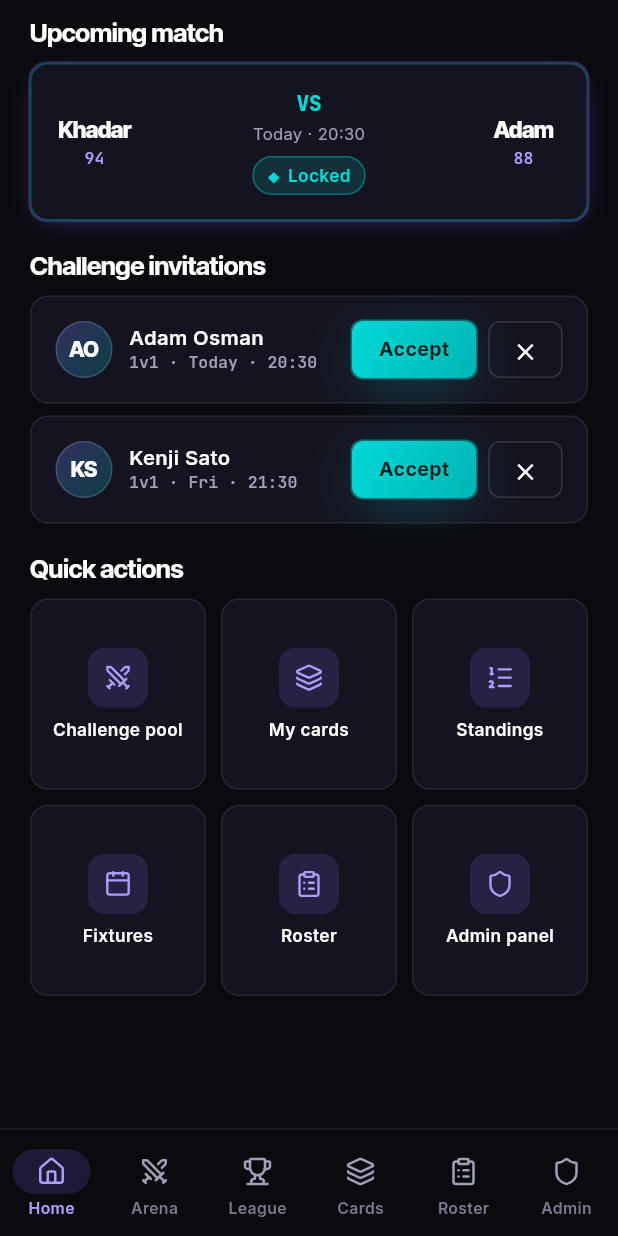
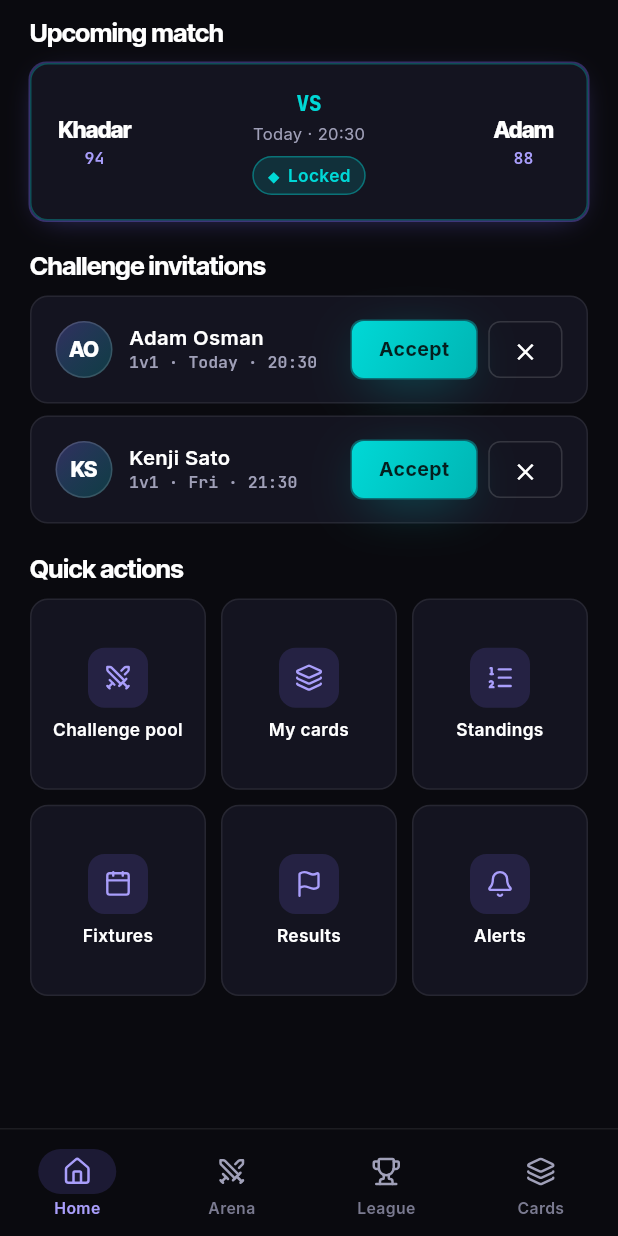
Before and after one commit to lighttuition-AI/first-pr, a Flutter app: the AppShell screen opened directly, scrolled down 523 dp, on a phone screen of 412 x 824 dp. Run offline on Flutter 3.47's test engine with Material 3 defaults, Android fonts, the phone set to English and light mode, and no system bars; our stand-ins replace audioplayers, cloud_firestore, confetti, file_picker, firebase_auth, firebase_core and 7 more; missing offline and left inert: gal, record; accounts and stored records are empty.

Commit message:
FC150: admin auth + tab gating, broadcasts, generate all comps, dispute clear, UCL 4 groups
- Admin auth: Roster + Admin tabs are gated behind AppState.isAdmin. Players
  see a 4-tab nav; an admin signs in via the lock icon in the Home header
  (two prototype accounts admin@fc150.com / admin2@fc150.com, password
  150!2026*fc) to reveal the admin tabs. isAdmin persists; QA hook
  FC_QA_ADMIN. Guard _restore() with _adminTouched so a late prefs load
  doesn't clobber a session sign-in (matches the _tabTouched guard).
- Broadcast: Admin → Season → Broadcast composes a message and pushes it;
  every device shows it once as a popup on next app open (pendingBroadcast /
  markBroadcastSeen, checked in AppShell.initState).
- Season generates fixtures for all three competitions (Premier League /
  Champions League / World Cup) with independent per-competition state.
- Disputes now clear from the queue when Upheld or sent to Replay, with an
  empty state and a live KPI count.
- Champions League is now 4 groups / 16 teams (like the World Cup), with a
  quarter-final bracket.
- Home quick-actions adapt to role; new admin_test.dart (auth, broadcast,
  UCL shape); smoke test asserts players don't see the admin tabs.

Co-Authored-By: Claude Opus 4.8 <noreply@anthropic.com>

```diff
--- a/apps/fc150/lib/data/competitions.dart
+++ b/apps/fc150/lib/data/competitions.dart
@@ -44,7 +44,7 @@ class Comps {
     name: 'Champions League',
     season: '2025/26',
     title: 'Knockout phase',
-    subtitle: '8 teams · 2 groups · semi-finals live',
+    subtitle: '16 teams · 4 groups · quarter-finals live',
     kind: CompetitionKind.cup,
     groups: [
       Group('Group A', [
@@ -59,10 +59,26 @@ class Comps {
         _r(_noah, 1, 1, 1, 4, 4),
         _r(_yusuf, 0, 0, 3, 1, 7),
       ]),
+      Group('Group C', [
+        _r(_joao, 3, 0, 0, 7, 1),
+        _r(_omar, 2, 0, 1, 4, 3),
+        _r(_kenji, 1, 0, 2, 3, 5),
+        _r(_carlos, 0, 0, 3, 2, 7),
+      ]),
+      Group('Group D', [
+        _r(_erik, 2, 1, 0, 5, 2),
+        _r(_tomas, 2, 0, 1, 4, 3),
+        _r(_bilal, 1, 0, 2, 3, 4),
+        _r(_yuki, 0, 1, 2, 2, 5),
+      ]),
     ],
     bracket: [
-      KnockoutTie(round: 'Semi-finals', a: _khadar, b: _guled, sa: 3, sb: 1, status: 'confirmed'),
-      KnockoutTie(round: 'Semi-finals', a: _hodan, b: _adam, status: 'locked'),
+      KnockoutTie(round: 'Quarter-finals', a: _khadar, b: _tomas, sa: 3, sb: 1, status: 'confirmed'),
+      KnockoutTie(round: 'Quarter-finals', a: _joao, b: _guled, status: 'locked'),
+      KnockoutTie(round: 'Quarter-finals', a: _hodan, b: _omar, sa: 2, sb: 0, status: 'confirmed'),
+      KnockoutTie(round: 'Quarter-finals', a: _erik, b: _adam, status: 'scheduled'),
+      KnockoutTie(round: 'Semi-finals', a: _khadar, status: 'scheduled'),
+      KnockoutTie(round: 'Semi-finals', a: _hodan, status: 'scheduled'),
       KnockoutTie(round: 'Final', status: 'scheduled'),
     ],
   );
--- a/apps/fc150/lib/screens/app_shell.dart
+++ b/apps/fc150/lib/screens/app_shell.dart
@@ -4,6 +4,7 @@ import 'package:flutter/material.dart';
 import 'package:lucide_icons_flutter/lucide_icons.dart';
 import 'package:provider/provider.dart';
 
+import '../flows/broadcast.dart';
 import '../flows/challenge_flow.dart';
 import '../flows/top3_popup.dart';
 import '../state/app_state.dart';
@@ -26,10 +27,32 @@ class _AppShellState extends State<AppShell> {
   @override
   void initState() {
     super.initState();
+    final app = context.read<AppState>();
+
+    // Broadcast popup: once per launch, after persisted state has loaded, show
+    // any announcement this device hasn't seen yet.
+    void checkBroadcast() {
+      if (!app.restored) return;
+      app.removeListener(checkBroadcast);
+      final msg = app.pendingBroadcast;
+      if (msg == null) return;
+      app.markBroadcastSeen();
+      WidgetsBinding.instance.addPostFrameCallback((_) {
+        if (mounted) showBroadcastPopup(context, msg);
+      });
+    }
+
+    if (app.restored) {
+      checkBroadcast();
+    } else {
+      app.addListener(checkBroadcast);
+    }
+
     WidgetsBinding.instance.addPostFrameCallback((_) {
-      final app = context.read<AppState>();
       // QA hooks (compile-time, default off): jump to a tab / skip the overlay.
+      const qaAdmin = bool.fromEnvironment('FC_QA_ADMIN');
       const qaTab = int.fromEnvironment('FC_QA_TAB', defaultValue: -1);
+      if (qaAdmin || qaTab >= 4) app.setAdmin(true); // admin-only tabs need admin
       if (qaTab >= 0) app.setTab(qaTab);
       const qaComp = String.fromEnvironment('FC_QA_COMP');
       if (qaComp.isNotEmpty) app.setCompetition(qaComp);
@@ -46,18 +69,10 @@ class _AppShellState extends State<AppShell> {
     });
   }
 
-  static const _tabs = [
-    (LucideIcons.home, 'Home'),
-    (LucideIcons.swords, 'Arena'),
-    (LucideIcons.trophy, 'League'),
-    (LucideIcons.layers, 'Cards'),
-    (LucideIcons.clipboardList, 'Roster'),
-    (LucideIcons.shield, 'Admin'),
-  ];
-
   @override
   Widget build(BuildContext context) {
     final app = context.watch<AppState>();
+    final isAdmin = app.isAdmin;
     final bottomPad = MediaQuery.of(context).padding.bottom + 88;
 
     Widget page(Widget child) => SafeArea(
@@ -68,24 +83,33 @@ class _AppShellState extends State<AppShell> {
           ),
         );
 
+    // Admin-only tabs (Roster + Admin) appear only for signed-in admins.
+    final tabs = <(IconData, String)>[
+      (LucideIcons.home, 'Home'),
+      (LucideIcons.swords, 'Arena'),
+      (LucideIcons.trophy, 'League'),
+      (LucideIcons.layers, 'Cards'),
+      if (isAdmin) (LucideIcons.clipboardList, 'Roster'),
+      if (isAdmin) (LucideIcons.shield, 'Admin'),
+    ];
+    final pages = <Widget>[
+      page(const HomeScreen()),
+      page(const ArenaScreen()),
+      page(const LeagueScreen()),
+      page(const CardsScreen()),
+      if (isAdmin) page(const RosterScreen()),
+      if (isAdmin) page(const AdminScreen()),
+    ];
+    final index = app.activeTab.clamp(0, tabs.length - 1);
+
     return Scaffold(
       extendBody: true,
       backgroundColor: FC.bg,
-      body: IndexedStack(
-        index: app.activeTab,
-        children: [
-          page(const HomeScreen()),
-          page(const ArenaScreen()),
-          page(const LeagueScreen()),
-          page(const CardsScreen()),
-          page(const RosterScreen()),
-          page(const AdminScreen()),
-        ],
-      ),
+      body: IndexedStack(index: index, children: pages),
       bottomNavigationBar: _BlurNav(
-        index: app.activeTab,
+        index: index,
         onTap: (i) => context.read<AppState>().setTab(i),
-        tabs: _tabs,
+        tabs: tabs,
       ),
     );
   }
--- a/apps/fc150/lib/screens/home_screen.dart
+++ b/apps/fc150/lib/screens/home_screen.dart
@@ -3,6 +3,7 @@ import 'package:lucide_icons_flutter/lucide_icons.dart';
 import 'package:provider/provider.dart';
 
 import '../data/seed_data.dart';
+import '../flows/admin_login.dart';
 import '../flows/challenge_flow.dart';
 import '../flows/notifications_sheet.dart';
 import '../flows/profile_sheet.dart';
@@ -43,29 +44,18 @@ class HomeScreen extends StatelessWidget {
                 ],
               ),
             ),
-            GestureDetector(
+            // Admin lock — players see a plain lock to sign in; admins see a lit
+            // shield that signs out. This is the only entry to the admin tabs.
+            _HeaderIcon(
+              icon: app.isAdmin ? LucideIcons.shieldCheck : LucideIcons.lock,
+              active: app.isAdmin,
+              onTap: () => app.isAdmin ? showAdminLogout(context) : showAdminLogin(context),
+            ),
+            const SizedBox(width: 10),
+            _HeaderIcon(
+              icon: LucideIcons.bell,
+              showDot: unread > 0,
               onTap: () => showNotificationsSheet(context),
-              child: Container(
-                width: 44,
-                height: 44,
-                decoration: BoxDecoration(
-                  color: FC.surface,
-                  borderRadius: BorderRadius.circular(12),
-                  border: Border.all(color: FC.border),
-                ),
-                child: Stack(
-                  alignment: Alignment.center,
-                  children: [
-                    const Icon(LucideIcons.bell, size: 20, color: FC.text),
-                    if (unread > 0)
-                      const Positioned(
-                        top: 8,
-                        right: 9,
-                        child: _Dot(),
-                      ),
-                  ],
-                ),
-              ),
             ),
           ],
         ),
@@ -226,17 +216,52 @@ class _Dot extends StatelessWidget {
       );
 }
 
+class _HeaderIcon extends StatelessWidget {
+  final IconData icon;
+  final VoidCallback onTap;
+  final bool showDot;
+  final bool active;
+  const _HeaderIcon({required this.icon, required this.onTap, this.showDot = false, this.active = false});
+
+  @override
+  Widget build(BuildContext context) {
+    return GestureDetector(
+      onTap: onTap,
+      child: Container(
+        width: 44,
+        height: 44,
+        decoration: BoxDecoration(
+          color: active ? FC.purpleTint : FC.surface,
+          borderRadius: BorderRadius.circular(12),
+          border: Border.all(color: active ? const Color(0x737C6CF8) : FC.border),
+        ),
+        child: Stack(
+          alignment: Alignment.center,
+          children: [
+            Icon(icon, size: 20, color: active ? FC.purple300 : FC.text),
+            if (showDot) const Positioned(top: 8, right: 9, child: _Dot()),
+          ],
+        ),
+      ),
+    );
+  }
+}
+
 class _QuickGrid extends StatelessWidget {
   @override
   Widget build(BuildContext context) {
-    final app = context.read<AppState>();
+    final app = context.watch<AppState>();
     final items = <(String, IconData, VoidCallback)>[
       ('Challenge pool', LucideIcons.swords, () => app.setTab(1)),
       ('My cards', LucideIcons.layers, () => app.setTab(3)),
       ('Standings', LucideIcons.listOrdered, () { app.setCompetition('pl'); app.setTab(2, leagueSubTab: 'table'); }),
       ('Fixtures', LucideIcons.calendar, () { app.setCompetition('pl'); app.setTab(2, leagueSubTab: 'fixtures'); }),
-      ('Roster', LucideIcons.clipboardList, () => app.setTab(4)),
-      ('Admin panel', LucideIcons.shield, () => app.setTab(5)),
+      // Admin-only shortcuts map to the Roster/Admin tabs (indices 4/5); players
+      // get player-relevant actions instead.
+      if (app.isAdmin) ('Roster', LucideIcons.clipboardList, () => app.setTab(4)),
+      if (app.isAdmin) ('Admin panel', LucideIcons.shield, () => app.setTab(5)),
+      if (!app.isAdmin) ('Results', LucideIcons.flag, () { app.setCompetition('pl'); app.setTab(2, leagueSubTab: 'results'); }),
+      if (!app.isAdmin) ('Alerts', LucideIcons.bell, () => showNotificationsSheet(context)),
     ];
     return GridView.count(
       crossAxisCount: 3,
--- a/apps/fc150/lib/state/app_state.dart
+++ b/apps/fc150/lib/state/app_state.dart
@@ -59,13 +59,83 @@ class AppState extends ChangeNotifier {
 
   bool top3Seen = false;
 
+  // ---- Admin auth (prototype) -----------------------------------------------
+  // In production this is Firebase Auth + a custom "admin" claim. Here two fixed
+  // admin accounts unlock the Admin + Roster tabs; everyone else is a player and
+  // never sees them.
+  static const Set<String> adminEmails = {'admin@fc150.com', 'admin2@fc150.com'};
+  static const String adminPassword = '150!2026*fc';
+
+  bool _isAdmin = false;
+  bool get isAdmin => _isAdmin;
+  bool _adminTouched = false; // guard: don't let a late prefs load clobber a session change
+
+  /// Validate credentials and, on success, unlock the admin tabs. Returns whether
+  /// the login was accepted.
+  bool tryAdminLogin(String email, String password) {
+    final ok = adminEmails.contains(email.trim().toLowerCase()) && password == adminPassword;
+    if (ok) {
+      _adminTouched = true;
+      _isAdmin = true;
+      _prefs?.setBool('isAdmin', true);
+      notifyListeners();
+    }
+    return ok;
+  }
+
+  void logoutAdmin() {
+    _adminTouched = true;
+    _isAdmin = false;
+    _prefs?.setBool('isAdmin', false);
+    if (_activeTab > 3) _activeTab = 0; // leave the now-hidden admin-only tabs
+    notifyListeners();
+  }
+
+  /// QA/testing convenience (compile-time hooks only).
+  void setAdmin(bool v) {
+    _adminTouched = true;
+    _isAdmin = v;
+    notifyListeners();
+  }
+
+  // ---- Broadcast ------------------------------------------------------------
+  // Admin pushes a message; every player gets it as a popup the next time they
+  // open the app. Tracked by id so it shows exactly once per device.
+  String? _broadcastMsg;
+  int _broadcastId = 0;
+  int _lastSeenBroadcast = 0;
+
+  String? get pendingBroadcast =>
+      (_broadcastMsg != null && _broadcastMsg!.isNotEmpty && _broadcastId != _lastSeenBroadcast) ? _broadcastMsg : null;
+
+  void pushBroadcast(String msg) {
+    _broadcastMsg = msg.trim();
+    _broadcastId = DateTime.now().millisecondsSinceEpoch;
+    _prefs?.setString('broadcastMsg', _broadcastMsg!);
+    _prefs?.setInt('broadcastId', _broadcastId);
+    notifyListeners();
+  }
+
+  void markBroadcastSeen() {
+    _lastSeenBroadcast = _broadcastId;
+    _prefs?.setInt('lastSeenBroadcast', _broadcastId);
+  }
+
   SharedPreferences? _prefs;
   bool _tabTouched = false; // guard: don't let a late prefs load clobber a deep-link
+
+  bool _restored = false;
+  bool get restored => _restored;
 
   Future<void> _restore() async {
     _prefs = await SharedPreferences.getInstance();
     // Only apply the persisted tab if the user (or a deep-link) hasn't navigated yet.
     if (!_tabTouched) _activeTab = _prefs?.getInt('activeTab') ?? 0;
+    if (!_adminTouched) _isAdmin = _prefs?.getBool('isAdmin') ?? false;
+    _broadcastMsg = _prefs?.getString('broadcastMsg');
+    _broadcastId = _prefs?.getInt('broadcastId') ?? 0;
+    _lastSeenBroadcast = _prefs?.getInt('lastSeenBroadcast') ?? 0;
+    _restored = true;
     notifyListeners();
   }
 
```
Also changed, not shown: apps/fc150/lib/flows/admin_login.dart (added, +203 -0 lines), apps/fc150/lib/flows/broadcast.dart (added, +132 -0 lines), apps/fc150/lib/screens/admin_screen.dart (+54 -28 lines), 3 other files.
